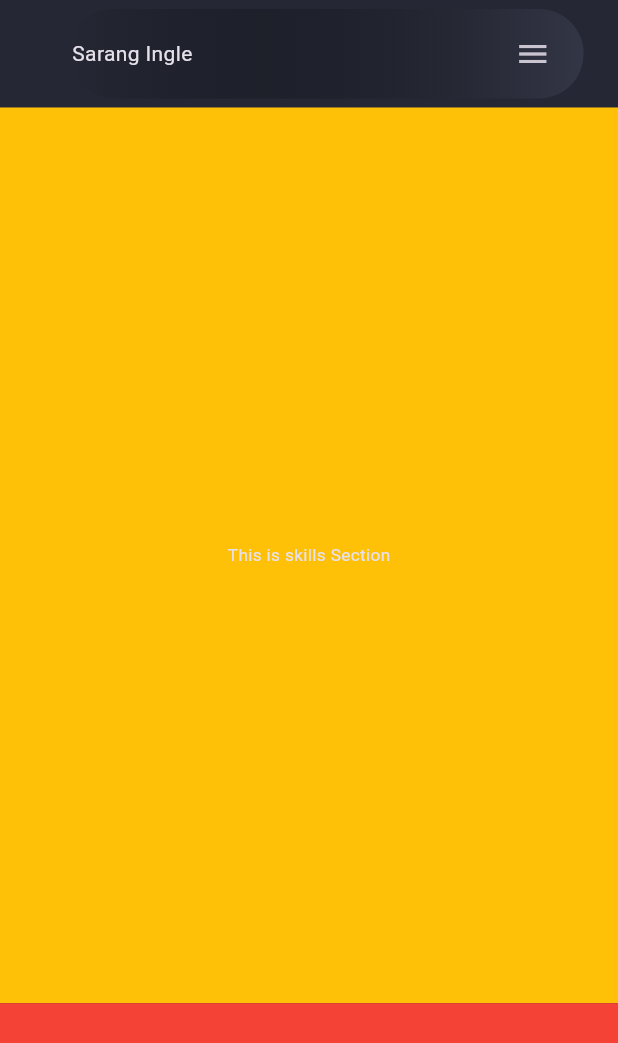
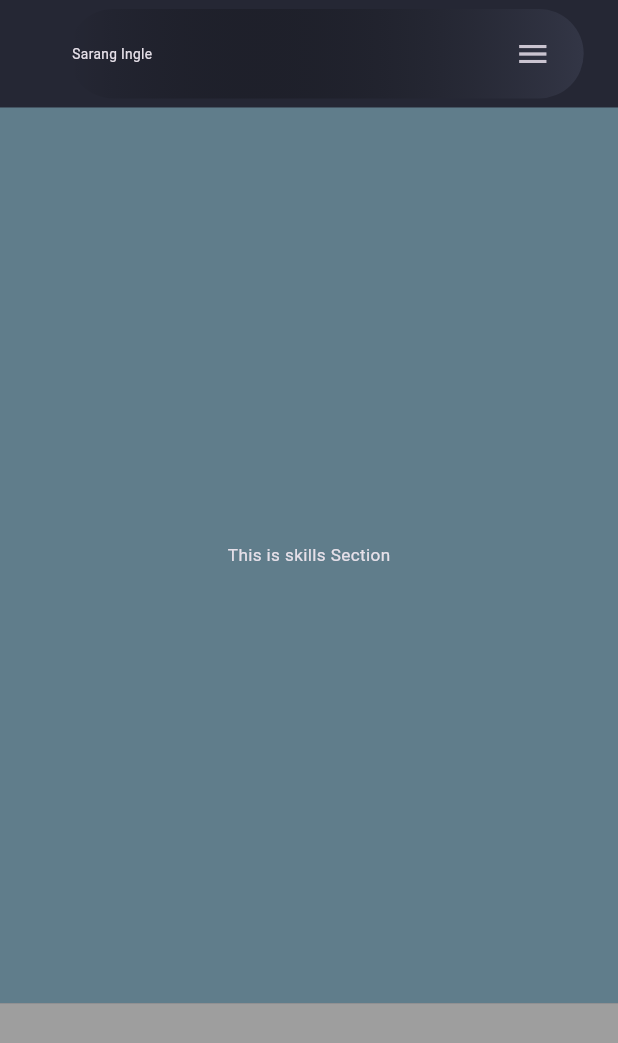
Before and after one commit to SarangIngle108/portfolio_web, a Flutter app: the screen it shows after launch, on a phone screen of 412 x 824 dp. Shown: the top 1043 px of the screen. Run offline on Flutter 3.47's test engine with Material 3 defaults, Android fonts, the phone set to English and light mode, and no system bars; our stand-ins replace flutter_screenutil.

Commit message:
minor fixes

```diff
--- a/lib/pages/home_page.dart
+++ b/lib/pages/home_page.dart
@@ -39,7 +39,7 @@ class _HomePageState extends State<HomePage> {
               //skills section
               Container(
                 height: 500.h,
-                color: Colors.amber,
+                color: Colors.blueGrey,
                 child: Center(
                     child: Text(
                   'This is skills Section',
@@ -50,7 +50,7 @@ class _HomePageState extends State<HomePage> {
               //project section
               Container(
                 height: 500.h,
-                color: Colors.red,
+                color: Colors.grey,
                 child: Center(
                     child: Text(
                   'This is projects Section',
--- a/lib/widgets/side_logo.dart
+++ b/lib/widgets/side_logo.dart
@@ -10,7 +10,10 @@ class SideLogo extends StatelessWidget {
       onTap: onTap,
       child: Padding(
         padding: EdgeInsets.only(left: 2.w),
-        child: Text('Sarang Ingle'),
+        child: Text(
+          'Sarang Ingle',
+          style: TextStyle(fontSize: 8.sp),
+        ),
       ),
     );
   }
```
